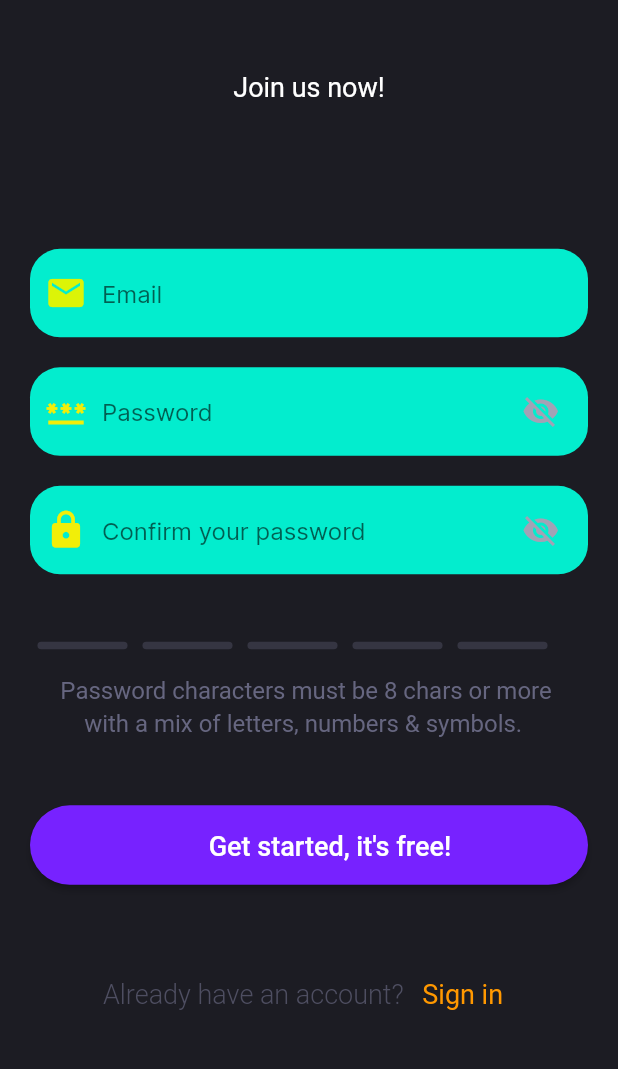
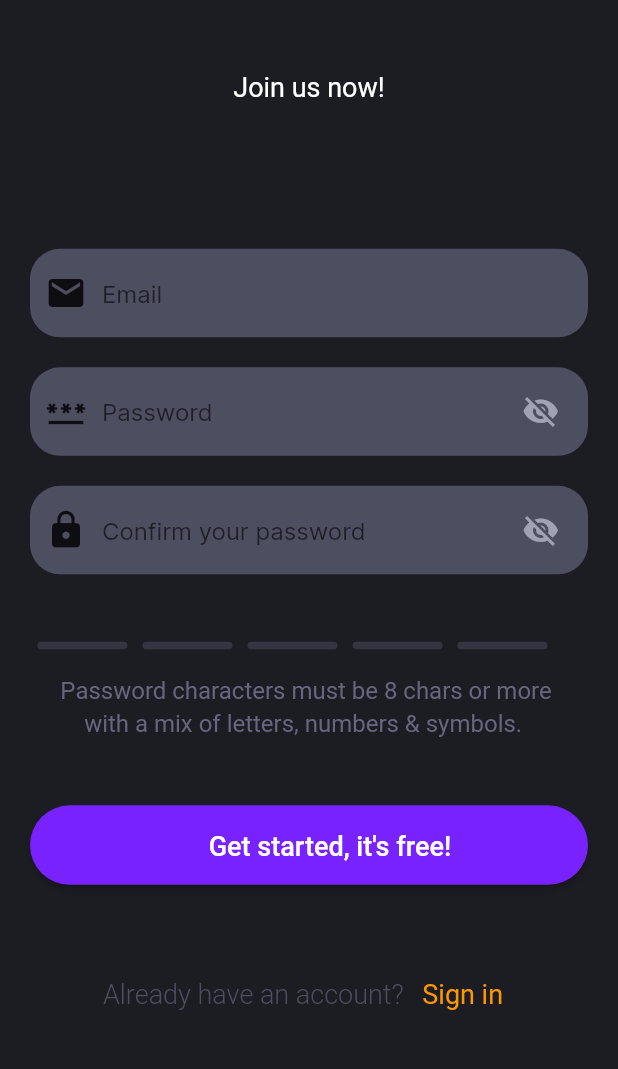
Before and after one commit to gurmadharir/expense_tracker, a Flutter app: the SignupWithEmail screen opened directly, on a phone screen of 412 x 824 dp, the part 135-1204 px from its top. Run offline on Flutter 3.47's test engine with Material 3 defaults, Android fonts, the phone set to English and light mode, and no system bars; our stand-ins replace card_swiper, carousel_slider, flutter_riverpod, scrollable_positioned_list; Roboto replaces fonts that are missing (assets/font/Inter-Medium.ttf); key blocks and very long unbroken strings in the code were emptied for the run.

Commit message:
Update signup_page.dart

```diff
--- a/lib/screens/signup_page.dart
+++ b/lib/screens/signup_page.dart
@@ -109,28 +109,28 @@ class SignupWithEmail extends StatelessWidget {
             const Spacer(flex: 2),
 
             //form
-            const MyTextField(
+            MyTextField(
               hintText: "Email",
-              fillColor: Color.fromARGB(255, 3, 237, 206),
+              fillColor: AppColors.gray60,
               prefixIcon: Icons.email,
-              prefixIconColor: Color.fromARGB(255, 220, 244, 7),
+              prefixIconColor: AppColors.gray,
             ),
             const SizedBox(height: 20),
 
-            const MyTextField(
+            MyTextField(
               hintText: "Password",
-              fillColor: Color.fromARGB(255, 3, 237, 206),
+              fillColor: AppColors.gray60,
               prefixIcon: Icons.password,
-              prefixIconColor: Color.fromARGB(255, 242, 238, 8),
+              prefixIconColor: AppColors.gray,
               suffixIcon: Icons.visibility_off,
             ),
             const SizedBox(height: 20),
 
-            const MyTextField(
+            MyTextField(
               hintText: "Confirm your password",
-              fillColor: Color.fromARGB(255, 3, 237, 206),
+              fillColor: AppColors.gray60,
               prefixIcon: Icons.lock,
-              prefixIconColor: Color.fromARGB(255, 242, 238, 8),
+              prefixIconColor: AppColors.gray,
               suffixIcon: Icons.visibility_off,
             ),
             const SizedBox(height: 45),
```
